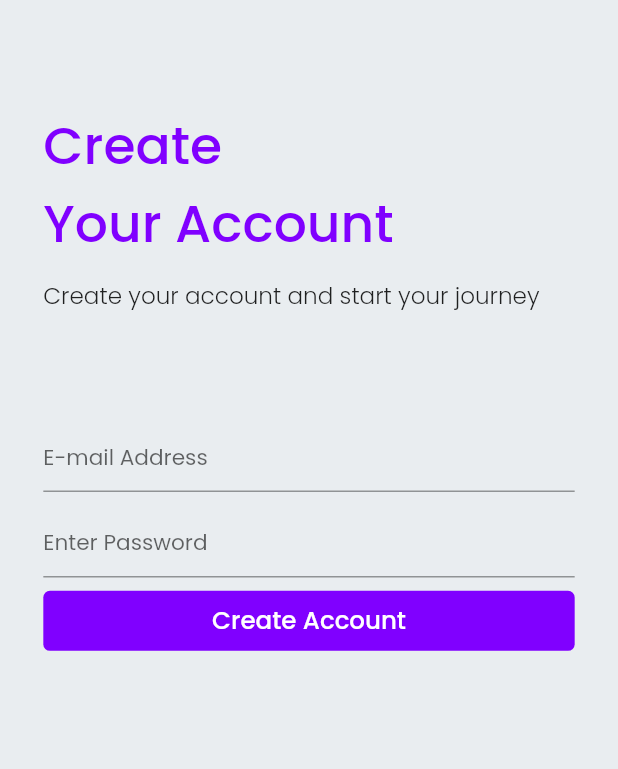
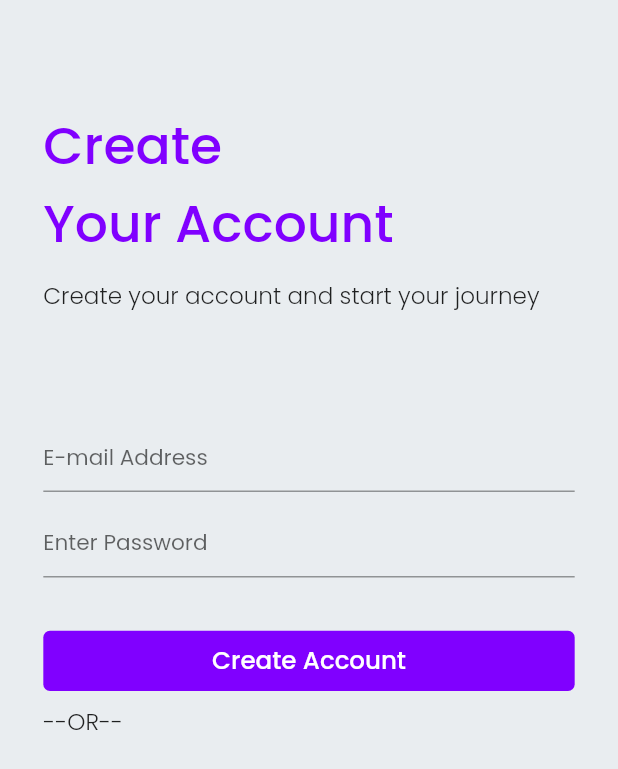
Before and after one commit to Ibrahim-K98han/flutter_tour_application, a Flutter app: the SignUp screen opened by its route, on a phone screen of 412 x 824 dp. Shown: the top 769 px of the screen. Run offline on Flutter 3.47's test engine with Material 2 defaults, Android fonts, the phone set to English and light mode, and no system bars; our stand-ins replace dots_indicator, flutter_screenutil, get, google_fonts, lottie.

```diff
--- a/lib/ui/views/auth/sign_up.dart
+++ b/lib/ui/views/auth/sign_up.dart
@@ -51,8 +51,22 @@ class SignUp extends StatelessWidget {
                   keyboardType: TextInputType.text,
                   decoration: AppStyles().textFieldDecoration('Enter Password'),
                 ),
+                SizedBox(height: 40.h,),
+                ViolateButton('Create Account'),
                 SizedBox(height: 10.h,),
-                ViolateButton(),
+                Text(
+                  '--OR--',
+                  style: TextStyle(
+                    fontSize: 16.sp,
+                    fontWeight: FontWeight.w300,
+                  ),
+                ),
+                SizedBox(height: 10.h,),
+                Row(
+                  children: [
+
+                  ],
+                )
               ],
             ),
           ),
--- a/lib/ui/widgets/violateBtton.dart
+++ b/lib/ui/widgets/violateBtton.dart
@@ -4,28 +4,55 @@ import 'package:flutter_tour_application/const/app_colors.dart';
 import 'package:get/get.dart';
 
 class ViolateButton extends StatelessWidget {
+  String title;
+
+  ViolateButton(this.title);
+
   RxBool _value = false.obs;
+
   @override
   Widget build(BuildContext context) {
-    return InkWell(
-      onTap: (){
+    return Obx(() => InkWell(
+          onTap: () {
             _value.value = true;
           },
           child: Container(
             height: 45.h,
-        decoration:
-            BoxDecoration(
+            decoration: BoxDecoration(
                 color: AppColor.violateColor,
-                borderRadius: BorderRadius.all(Radius.circular(5.r))
-            ),
-        child: Center(
-          child: Text('Create Account',style: TextStyle(
+                borderRadius: BorderRadius.all(Radius.circular(5.r))),
+            child: _value == false
+                ? Center(
+                    child: Text(
+                      title,
+                      style: TextStyle(
                         fontSize: 17.sp,
                         color: Colors.white,
                         fontWeight: FontWeight.w500,
-          ),),
                       ),
                     ),
-    );
+                  )
+                : Row(
+                    mainAxisAlignment: MainAxisAlignment.center,
+                    children: [
+                      Text(
+                        'Please Wait',
+                        style: TextStyle(
+                          fontSize: 17.sp,
+                          color: Colors.white,
+                          fontWeight: FontWeight.w500,
+                        ),
+                      ),
+                      SizedBox(
+                        width: 40.w,
+                      ),
+                      Transform.scale(
+                          scale: 0.4, child: CircularProgressIndicator(
+                        color: Colors.white,
+                      ))
+                    ],
+                  ),
+          ),
+        ));
   }
 }
```
Also changed, not shown: assets/icons/facebook.png (added), assets/icons/google.png (added). Lines whose indentation alone changed are shown as unchanged.
